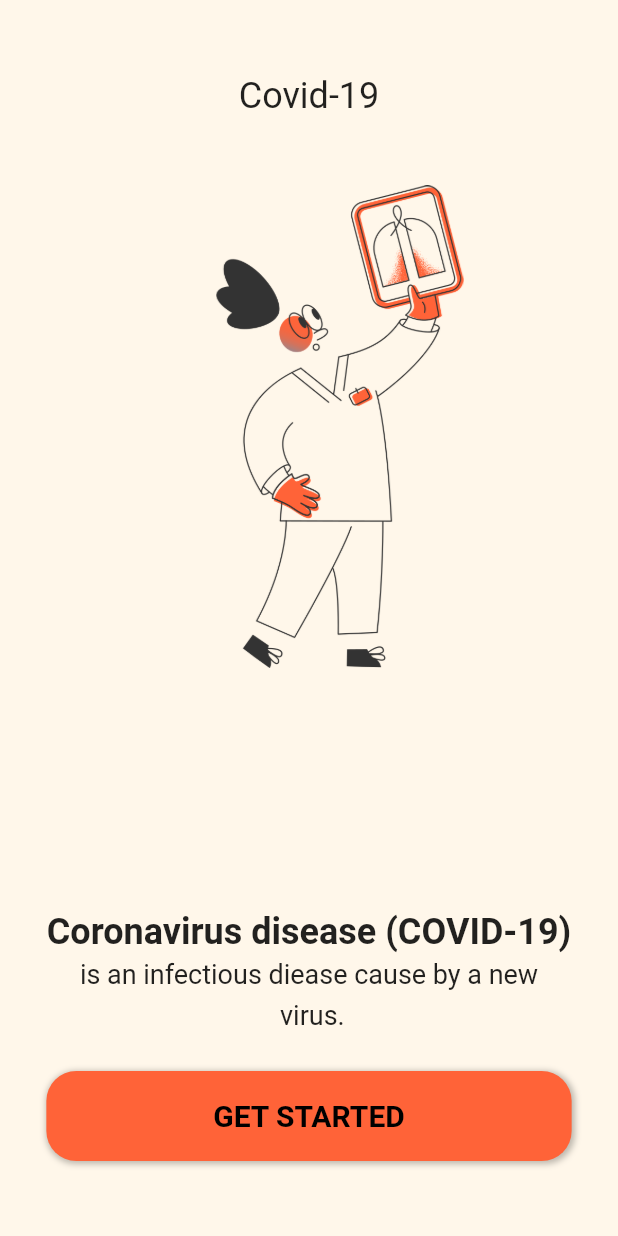
After one commit to kvntzn/covid19, a Flutter app: the screen it shows after launch, on a phone screen of 412 x 824 dp. The commit adds this screen. Run offline on Flutter 3.47's test engine with Material 2 defaults, Android fonts, the phone set to English and light mode, and no system bars; our stand-ins replace shared_preferences; Roboto replaces fonts that are missing (Ubuntu).

Commit message:
added opening page added color constant added image

```diff
--- /dev/null
+++ b/lib/app/core/consts.dart
@@ -0,0 +1,11 @@
+import 'package:flutter/material.dart';
+
+class AppColors{
+  static final Color backgroundColor = Color(0xFFFFF7EA);
+  static final Color mainColor = Color(0xFFFF6338);
+  static final Color complementary = Color(0xFF38d4ff);
+  static final Color analogous1 = Color(0xFFFF3870);
+  static final Color analogous2 = Color(0xFFFFC738);
+  static final Color triadic1 = Color(0xFFD4FF38);
+  static final Color triadic2 = Color(0xFF38FF63);
+}
--- /dev/null
+++ b/lib/app/ui/opening_view.dart
@@ -0,0 +1,105 @@
+import 'package:covid19/app/core/consts.dart';
+import 'package:flutter/material.dart';
+
+class OpeningView extends StatefulWidget {
+  @override
+  _OpeningViewState createState() => _OpeningViewState();
+}
+
+class _OpeningViewState extends State<OpeningView> {
+  @override
+  Widget build(BuildContext context) {
+    return Scaffold(
+      backgroundColor: AppColors.backgroundColor,
+      body: Container(
+        width: MediaQuery.of(context).size.width,
+        height: MediaQuery.of(context).size.height,
+        child: Stack(
+          children: [
+            _buildHeader(context),
+            Positioned(
+              top: MediaQuery.of(context).size.height * .15,
+              right: MediaQuery.of(context).size.width * .25,
+              child: Container(
+                width: MediaQuery.of(context).size.width * .4,
+                child: Image.asset("assets/doctor_xray.png"),
+              ),
+            ),
+            _buildFooter(context)
+          ],
+        ),
+      ),
+    );
+  }
+
+  Padding _buildHeader(BuildContext context) {
+    return Padding(
+      padding: const EdgeInsets.only(top: 50.0),
+      child: Align(
+        alignment: Alignment.topCenter,
+        child: Text(
+          'Covid-19',
+          style: Theme.of(context)
+              .textTheme
+              .headline5
+              .copyWith(color: Colors.black87),
+        ),
+      ),
+    );
+  }
+
+  Widget _buildFooter(BuildContext context) {
+    return Positioned(
+      bottom: 50,
+      child: Container(
+        width: MediaQuery.of(context).size.width,
+        child: Column(
+          children: [
+            Text(
+              "Coronavirus disease (COVID-19)",
+              style: TextStyle(
+                  fontSize: 24,
+                  color: Colors.black87,
+                  fontWeight: FontWeight.bold),
+            ),
+            Text(
+              "is an infectious diease cause by a new\n virus.",
+              style: TextStyle(
+                fontSize: 18,
+                color: Colors.black87,
+                height: 1.5,
+              ),
+              textAlign: TextAlign.center,
+            ),
+            SizedBox(
+              height: 25,
+            ),
+            Container(
+              decoration: BoxDecoration(
+                  color: AppColors.mainColor,
+                  borderRadius: BorderRadius.all(Radius.circular(20)),
+                  boxShadow: [
+                    BoxShadow(
+                        color: Colors.black26,
+                        offset: Offset(1, 1),
+                        spreadRadius: 1,
+                        blurRadius: 3),
+                  ]),
+              width: MediaQuery.of(context).size.width * .85,
+              height: 60,
+              child: Center(
+                child: Text(
+                  "GET STARTED",
+                  style: TextStyle(
+                      color: Colors.black,
+                      fontWeight: FontWeight.bold,
+                      fontSize: 20),
+                ),
+              ),
+            )
+          ],
+        ),
+      ),
+    );
+  }
+}
--- a/lib/main.dart
+++ b/lib/main.dart
@@ -1,7 +1,8 @@
+import 'package:covid19/app/core/consts.dart';
 import 'package:covid19/app/repositories/data_repository.dart';
 import 'package:covid19/app/services/api_service.dart';
 import 'package:covid19/app/services/data_cache_service.dart';
-import 'package:covid19/app/ui/dashboard.dart';
+import 'package:covid19/app/ui/opening_view.dart';
 import 'package:flutter/material.dart';
 import 'package:intl/date_symbol_data_local.dart';
 import 'package:intl/intl.dart';
@@ -33,10 +34,11 @@ class MyApp extends StatelessWidget {
       child: MaterialApp(
         debugShowCheckedModeBanner: false,
         title: 'Coronavirus Tracker',
-        theme: ThemeData.dark().copyWith(
-            scaffoldBackgroundColor: Color(0xFF101010),
-            cardColor: Color(0xFF222222)),
-        home: Dashboard(),
+        theme: ThemeData(
+          primarySwatch: Colors.blue,
+          fontFamily: 'Ubuntu'
+        ),
+        home: OpeningView(),
       ),
     );
   }
```
Also changed, not shown: assets/doctor_xray.png (added).
